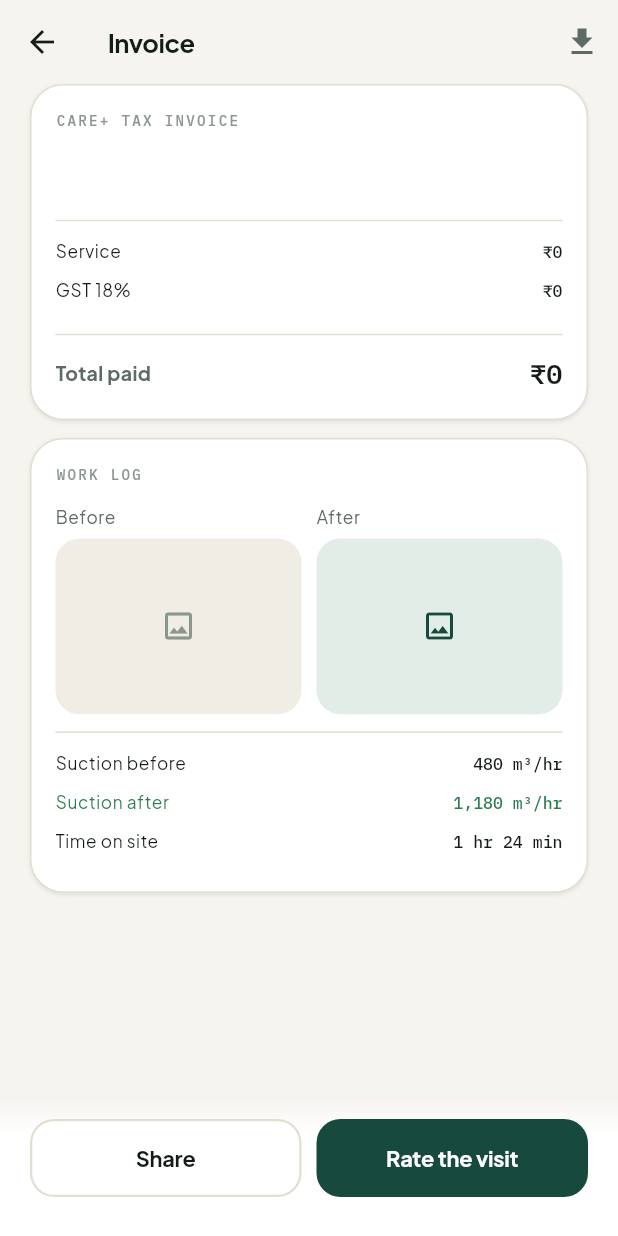
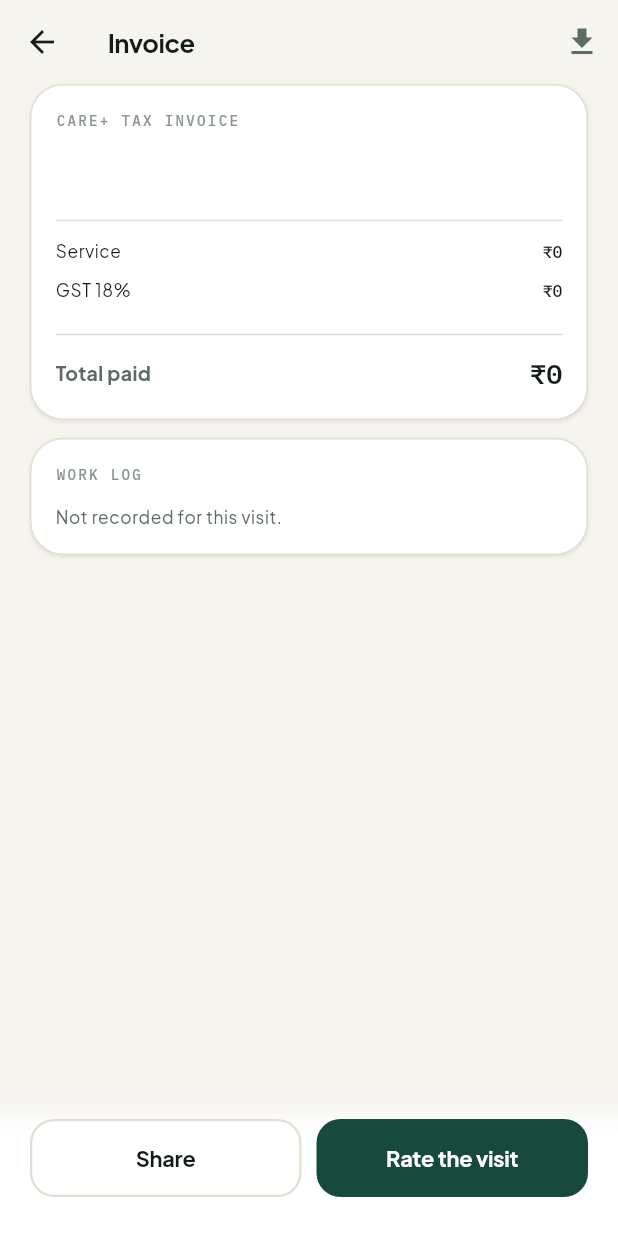
Before and after one commit to ankitchouria-oss/Rasoi-care, a Flutter app: the InvoiceScreen screen opened directly with empty values, on a phone screen of 412 x 824 dp. Run offline on Flutter 3.47's test engine with Material 3 defaults, Android fonts, the phone set to English and light mode, and no system bars; our stand-ins replace cloud_firestore, firebase_auth, firebase_core, flutter_riverpod, geolocator, go_router and 5 more; missing offline and left inert: smart_auth; accounts and stored records are empty; network calls fail.

Commit message:
Real work-log data end to end: backend, Partner capture, Customer display
The invoice's "Work log" card (suction before/after, time on site) was
the last remaining fabricated section — same numbers for every booking,
with no real data source anywhere in the stack.

- Backend: bookings gain in_progress_at/suction_before/suction_after/
  time_on_site_min columns. advance_booking now stamps in_progress_at
  when a job moves to "In Progress", accepts optional suctionBefore/
  suctionAfter when it moves to "Completed", and computes a genuine
  time-on-site from the two real timestamps rather than inventing one.

- Partner app: completing a job now shows a quick, skippable dialog for
  the technician to enter the suction readings, sent along with the
  completion request.

- Customer app: Booking carries the three new fields through from the
  API, and the invoice's Work log card shows them when present or
  "Not recorded for this visit" when not — never a fake number. The
  decorative (and equally fake) before/after photo placeholders are
  gone too, since there's no real photo capture/upload wired up yet.

Note: this needs the backend redeployed before it does anything, and
only bookings completed after that will carry real readings — existing
completed bookings will show "Not recorded".

```diff
--- a/careplus_flutter/lib/data/api/api_repository.dart
+++ b/careplus_flutter/lib/data/api/api_repository.dart
@@ -117,6 +117,9 @@ class ApiRepository implements CareRepository {
       technicianFirebaseUid: json['technicianFirebaseUid'] as String?,
       lat: (json['lat'] as num?)?.toDouble(),
       lng: (json['lng'] as num?)?.toDouble(),
+      suctionBefore: (json['suctionBefore'] as num?)?.toInt(),
+      suctionAfter: (json['suctionAfter'] as num?)?.toInt(),
+      timeOnSiteMin: (json['timeOnSiteMin'] as num?)?.toInt(),
     );
   }
 
--- a/careplus_flutter/lib/data/models.dart
+++ b/careplus_flutter/lib/data/models.dart
@@ -163,6 +163,9 @@ class Booking {
     this.technicianFirebaseUid,
     this.lat,
     this.lng,
+    this.suctionBefore,
+    this.suctionAfter,
+    this.timeOnSiteMin,
   });
 
   final String id;
@@ -196,6 +199,15 @@ class Booking {
   /// picker. Null for anything booked with a label-only address.
   final double? lat;
   final double? lng;
+
+  /// Real work-log readings, filled in by the technician as they actually
+  /// advance the job (see app.py's advance_booking) — null until the
+  /// relevant step has happened, which the invoice treats as "not
+  /// recorded" rather than showing an invented number. m³/hr for the
+  /// suction readings, minutes for time on site.
+  final int? suctionBefore;
+  final int? suctionAfter;
+  final int? timeOnSiteMin;
 }
 
 /// A timeline entry on the tracking screen.
--- a/careplus_flutter/lib/features/invoice/invoice_rate_screens.dart
+++ b/careplus_flutter/lib/features/invoice/invoice_rate_screens.dart
@@ -80,16 +80,21 @@ class InvoiceScreen extends ConsumerWidget {
                       children: [
                         Eyebrow('Work log'),
                         const SizedBox(height: 12),
-                        Row(children: [
-                          Expanded(child: _LogImage(label: 'Before')),
-                          const SizedBox(width: 10),
-                          Expanded(child: _LogImage(label: 'After', good: true)),
-                        ]),
-                        const Divider(height: 24),
-                        _line(context, 'Suction before', '480 m³/hr'),
-                        _line(context, 'Suction after', '1,180 m³/hr',
-                            color: context.care.success),
-                        _line(context, 'Time on site', '1 hr 24 min'),
+                        if (booking?.suctionBefore == null &&
+                            booking?.suctionAfter == null &&
+                            booking?.timeOnSiteMin == null)
+                          Text('Not recorded for this visit.',
+                              style: context.type.bodySmall)
+                        else ...[
+                          if (booking?.suctionBefore != null)
+                            _line(context, 'Suction before', '${booking!.suctionBefore} m³/hr'),
+                          if (booking?.suctionAfter != null)
+                            _line(context, 'Suction after', '${booking!.suctionAfter} m³/hr',
+                                color: context.care.success),
+                          if (booking?.timeOnSiteMin != null)
+                            _line(context, 'Time on site',
+                                _formatMinutes(booking!.timeOnSiteMin!)),
+                        ],
                       ],
                     ),
                   ),
@@ -132,6 +137,13 @@ class InvoiceScreen extends ConsumerWidget {
       );
 }
 
+String _formatMinutes(int minutes) {
+  final hrs = minutes ~/ 60;
+  final mins = minutes % 60;
+  if (hrs == 0) return '$mins min';
+  return '$hrs hr${mins == 0 ? '' : ' $mins min'}';
+}
+
 class _PaidStamp extends StatelessWidget {
   @override
   Widget build(BuildContext context) => Transform.rotate(
@@ -146,33 +158,6 @@ class _PaidStamp extends StatelessWidget {
               style: CareType.mono(context.care.success, size: 11, w: FontWeight.w600)
                   .copyWith(letterSpacing: 3)),
         ),
-      );
-}
-
-class _LogImage extends StatelessWidget {
-  const _LogImage({required this.label, this.good = false});
-  final String label;
-  final bool good;
-  @override
-  Widget build(BuildContext context) => Column(
-        crossAxisAlignment: CrossAxisAlignment.start,
-        children: [
-          Text(label, style: context.type.bodySmall),
-          const SizedBox(height: 6),
-          AspectRatio(
-            aspectRatio: 1.4,
-            child: Container(
-              decoration: BoxDecoration(
-                color: good
-                    ? context.scheme.primaryContainer
-                    : context.scheme.surfaceContainerHigh,
-                borderRadius: Radii.rMd,
-              ),
-              child: Icon(Icons.image_outlined,
-                  color: good ? context.scheme.primary : context.care.inkFaint),
-            ),
-          ),
-        ],
       );
 }
 
```
Also changed, not shown: careplus_partner/lib/data/api/api_repository.dart (+9 -2 lines), careplus_partner/lib/features/jobs/tech_job_screen.dart (+54 -3 lines), 2 other files.
